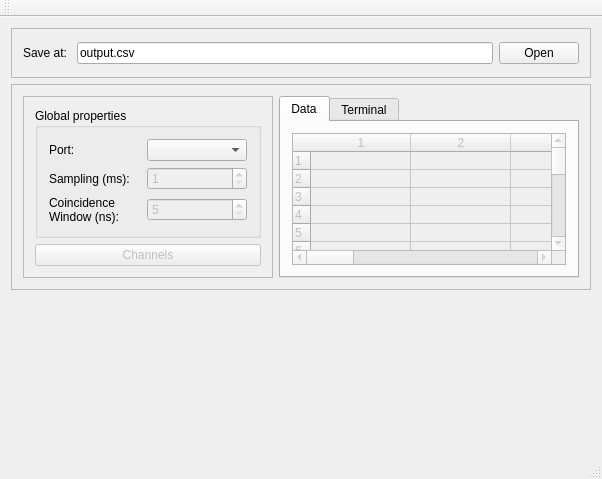
Qt form GUI/mainwindow.ui (jcbedoyam/AbacusSoftware) before a commit.
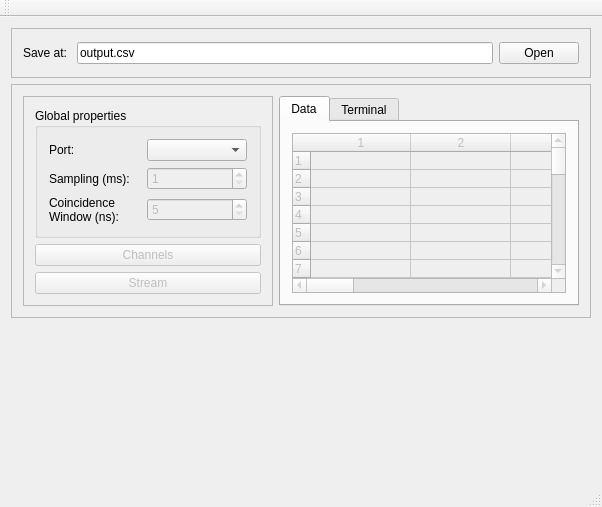
The same form after that commit.

```diff
--- a/GUI/mainwindow.ui
+++ b/GUI/mainwindow.ui
@@ -194,6 +194,16 @@
             </layout>
            </widget>
           </item>
+          <item row="3" column="0">
+           <widget class="QPushButton" name="stream_button">
+            <property name="enabled">
+             <bool>false</bool>
+            </property>
+            <property name="text">
+             <string>Stream</string>
+            </property>
+           </widget>
+          </item>
          </layout>
         </widget>
        </item>
```
Left out of the diff: 2 changed lines with no effect on the pictures.
